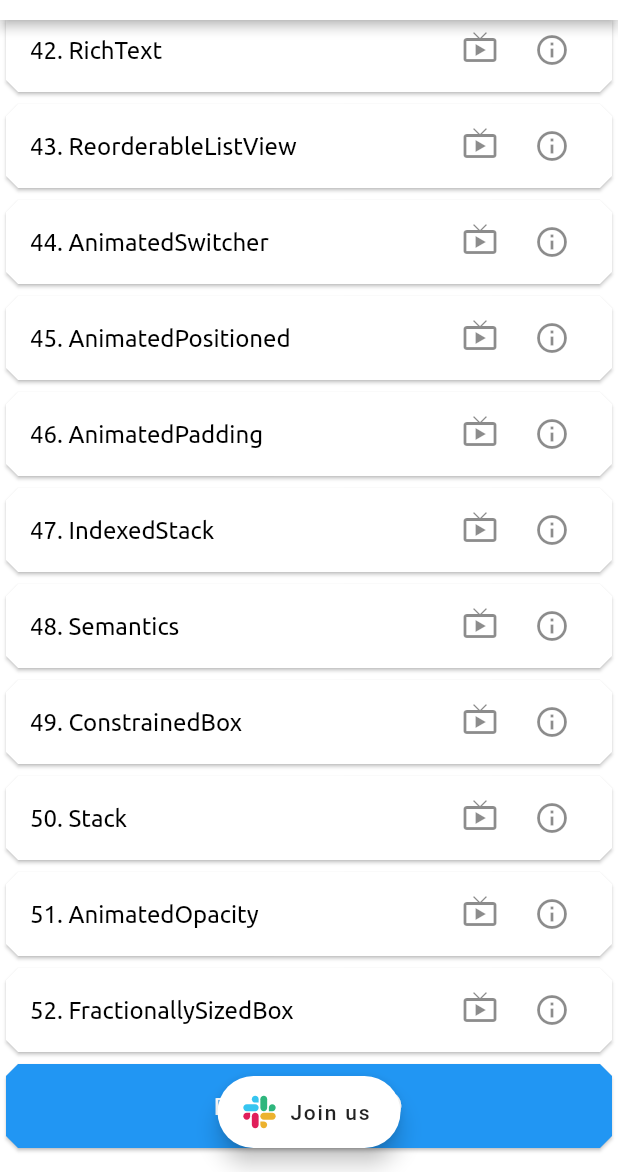
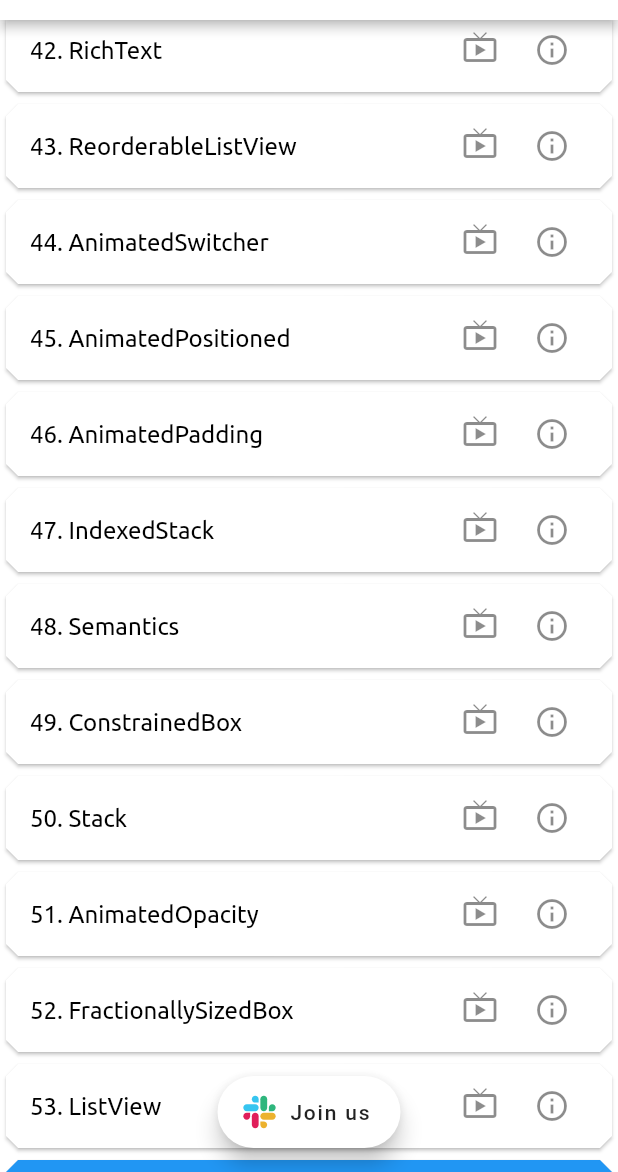
Before and after one commit to LuceRegret/FlutterWidgetGuidee, a Flutter app: the screen it shows after launch, scrolled down 2668 dp, on a phone screen of 412 x 824 dp, the part 64-1236 px from its top. Run offline on Flutter 3.47's test engine with Material 2 defaults, Android fonts, the phone set to English and light mode, and no system bars; our stand-ins replace firebase_remote_config, flutter_svg, package_info, shared_preferences, string_scanner, transparent_image and 1 more; missing offline and left inert: youtube_player; accounts and stored records are empty; Roboto replaces fonts that are missing (Ubuntu-Regular.ttf); project files that could hold a hidden picture were left out.

Commit message:
Added list view and list tile widget

```diff
--- a/lib/myapp.dart
+++ b/lib/myapp.dart
@@ -26,6 +26,7 @@ import 'package:flutter_widget_guide/screens/hero2.dart';
 import 'package:flutter_widget_guide/screens/home_page.dart';
 import 'package:flutter_widget_guide/screens/inherited_model.dart';
 import 'package:flutter_widget_guide/screens/layout_builder.dart';
+import 'package:flutter_widget_guide/screens/list_view.dart';
 import 'package:flutter_widget_guide/screens/media_query.dart';
 import 'package:flutter_widget_guide/screens/opacity.dart';
 import 'package:flutter_widget_guide/screens/page_view.dart';
@@ -151,7 +152,8 @@ class MyApp extends StatelessWidget {
       Utils.constrainedBox: (BuildContext context) => ConstrainedBoxWidget(),
       Utils.stack: (BuildContext context) => StackWidget(),
       Utils.animatedOpacity: (BuildContext context) => AnimatedOpacityWidget(),
-      Utils.fractionallySizedBox: (BuildContext context) => FractionallySizedBoxWidget()
+      Utils.fractionallySizedBox: (BuildContext context) => FractionallySizedBoxWidget(),
+      Utils.listView: (BuildContext context) => ListViewWidget()
     },
   );
 
--- a/lib/utils.dart
+++ b/lib/utils.dart
@@ -90,6 +90,7 @@ class Utils {
   static const String stack = "/Stack";
   static const String animatedOpacity = "/AnimatedOpacity";
   static const String fractionallySizedBox = "/FractionallySizedBox";
+  static const String listView = "/ListView";
 
   static const String rateApp = "/Rate the App";
   static const String slack_invite = "https://join.slack.com/t/flutter-worldwide/shared_invite/enQtNzMyMjM3Nzc2Njc0LTdmYWI5ZGU5YjgxNjliYzhjZTU0MWNkZTA5MjY4ZmJiMjg4ZGQ2ZDQwNDdiOTdiOWVkZDA2NjY5YjllMGQ1M2M";
@@ -238,6 +239,7 @@ class Utils {
   static const String stackDescription = "Stack allows you to overlay multiple widgets on top of each other. For example, you can use a Stack to add text over an image.";
   static const String animatedOpacityDescription = "Want to change how visible a widget is with a nice animation? AnimatedOpacity can help by fading a widget into view or by making it less prominent when something is not selected";
   static const String fractionallySizedBoxDescription = "Sometimes your design calls for dimensions that are relative. FractionallySizedBox allows you to size the child to a fraction of the total available space.";
+  static const String listViewDescription = "Want a set of items to be viewable in a scrollable list? ListView is as simple as supplying a list of items and can be easily customized to your liking.";
 
   static const String rateAppDescription = ".";
 
@@ -346,6 +348,8 @@ class Utils {
       "https://api.flutter.dev/flutter/widgets/AnimatedOpacity-class.html";
   static const String fractionallySizedBoxURL =
       "https://api.flutter.dev/flutter/widgets/FractionallySizedBox-class.html";
+  static const String listViewURL =
+      "https://api.flutter.dev/flutter/widgets/ListView-class.html";
 
   static const String expandedSourceURL =
       "https://github.com/annshsingh/flutter-widget-guide/blob/master/lib/screens/expanded.dart";
@@ -457,6 +461,8 @@ class Utils {
       "https://www.youtube.com/watch?v=QZAvjqOqiLY&list=PLjxrf2q8roU23XGwz3Km7sQZFTdB996iG&index=51";
   static const String fractionallySizedBoxVideoURL =
       "https://www.youtube.com/watch?v=PEsY654EGZ0&list=PLjxrf2q8roU23XGwz3Km7sQZFTdB996iG&index=52";
+  static const String listViewVideoURL =
+      "https://www.youtube.com/watch?v=KJpkjHGiI5A&list=PLjxrf2q8roU23XGwz3Km7sQZFTdB996iG&index=53";
 
   static const String rateAppVideoURL = ".";
 
@@ -527,6 +533,7 @@ class Utils {
   static const String stackMediumURL = "";
   static const String animatedOpacityMediumURL = "";
   static const String fractionallySizedBoxMediumURL = "";
+  static const String listViewMediumURL = "";
 
   static const String rateAppMediumURL = ".";
 
--- a/lib/viewmodel/list_viewmodel.dart
+++ b/lib/viewmodel/list_viewmodel.dart
@@ -324,6 +324,12 @@ class ListViewModel {
           mediumUrl: "${Utils.fractionallySizedBoxMediumURL}",
           videoUrl: "${Utils.fractionallySizedBoxVideoURL}"),
       ListItem(
+          title: "${Utils.listView.replaceAll(new RegExp(r'/'), '')}",
+          description: "${Utils.listViewDescription}",
+          url: "${Utils.listViewURL}",
+          mediumUrl: "${Utils.listViewMediumURL}",
+          videoUrl: "${Utils.listViewVideoURL}"),
+      ListItem(
           title: "${Utils.rateApp.replaceAll(new RegExp(r'/'), '')}",
           description: "${Utils.rateAppDescription}",
           url: "${Utils.rateAppURL}",
```
Also changed, not shown: lib/screens/list_view.dart (added, +100 -0 lines).
